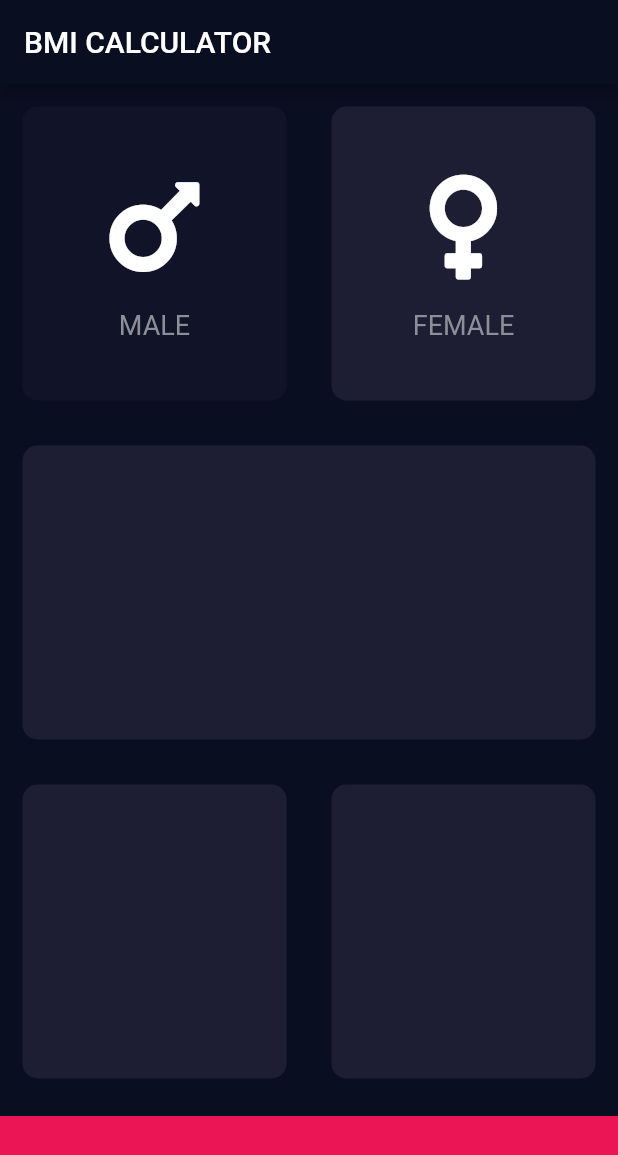
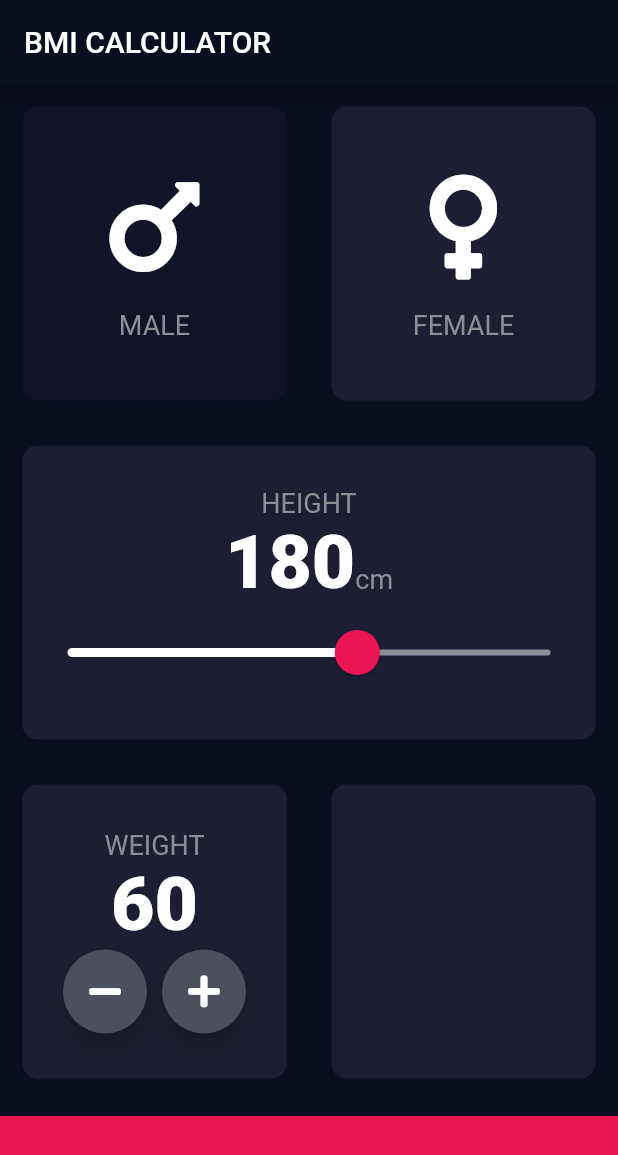
Before and after one commit to ElisAlvarez75/BMI-calculator-flutter, a Flutter app: the screen it shows after launch, after a tap on "FEMALE", on a phone screen of 412 x 824 dp. Shown: the top 1155 px of the screen. Run offline on Flutter 3.47's test engine with Material 2 defaults, Android fonts, the phone set to English and light mode, and no system bars; our stand-ins replace font_awesome_flutter.

Commit message:
Implementing buttons

```diff
--- /dev/null
+++ b/lib/constants.dart
@@ -0,0 +1,13 @@
+import 'package:flutter/material.dart';
+
+const kBottomContainerHeight = 80.0;
+const kActiveCardColour = Color(0xFF1D1E33);
+const kInactiveCardColour = Color(0xFF111328);
+const kBottomContainerColour = Color(0xFFEB1555);
+
+const kLabelTextStyle = TextStyle(
+  fontSize: 18.0,
+  color: Color(0xFF8D8E98),
+);
+
+const kNumberTextStyle = TextStyle(fontSize: 50.0, fontWeight: FontWeight.w900);
--- a/lib/icon_content.dart
+++ b/lib/icon_content.dart
@@ -1,9 +1,6 @@
 import 'package:flutter/material.dart';
 
-const labelTextStyle = TextStyle(
-  fontSize: 18.0,
-  color: Color(0xFF8D8E98),
-);
+import 'constants.dart';
 
 class IconContent extends StatelessWidget {
   IconContent({this.icon, this.label});
@@ -23,7 +20,7 @@ class IconContent extends StatelessWidget {
         SizedBox(
           height: 15.0,
         ),
-        Text(label, style: labelTextStyle),
+        Text(label, style: kLabelTextStyle),
       ],
     );
   }
--- a/lib/input_page.dart
+++ b/lib/input_page.dart
@@ -2,12 +2,8 @@ import 'package:bmi_calculator/reusable_card.dart';
 import 'package:flutter/material.dart';
 import 'package:font_awesome_flutter/font_awesome_flutter.dart';
 
+import 'constants.dart';
 import 'icon_content.dart';
-
-const bottomContainerHeight = 80.0;
-const activeCardColour = Color(0xFF1D1E33);
-const inactiveCardColour = Color(0xFF111328);
-const bottomContainerColour = Color(0xFFEB1555);
 
 enum Gender {
   male,
@@ -20,32 +16,9 @@ class InputPage extends StatefulWidget {
 }
 
 class _InputPageState extends State<InputPage> {
-  Color maleCardColour = inactiveCardColour;
-  Color femaleCardColour = inactiveCardColour;
-
-  void updateColour(Gender selectedGender) {
-    //Male card pressed
-    if (selectedGender == Gender.male) {
-      if (maleCardColour == inactiveCardColour) {
-        maleCardColour = activeCardColour;
-        femaleCardColour = inactiveCardColour;
-      } else {
-        maleCardColour = inactiveCardColour;
-      }
-    }
-
-    //Female card pressed
-
-    if (selectedGender == Gender.female) {
-      if (femaleCardColour == inactiveCardColour) {
-        femaleCardColour = activeCardColour;
-        maleCardColour = inactiveCardColour;
-      } else {
-        femaleCardColour = inactiveCardColour;
-      }
-    }
-  }
-
+  Gender selectedGender;
+  int height = 180;
+  int weight = 60;
   @override
   Widget build(BuildContext context) {
     return Scaffold(
@@ -53,39 +26,44 @@ class _InputPageState extends State<InputPage> {
         title: Text('BMI CALCULATOR'),
       ),
       body: Column(
+        crossAxisAlignment: CrossAxisAlignment.stretch,
         children: <Widget>[
           Expanded(
             child: Row(
               children: <Widget>[
                 Expanded(
-                  child: GestureDetector(
-                    onTap: () {
-                      setState(() {
-                        updateColour(Gender.male);
-                      });
+                  child: ReusableCard(
+                    onPress: () {
+                      setState(
+                        () {
+                          selectedGender = Gender.male;
                         },
-                    child: ReusableCard(
-                      colour: maleCardColour,
+                      );
+                    },
+                    colour: selectedGender == Gender.male
+                        ? kActiveCardColour
+                        : kInactiveCardColour,
                     cardChild: IconContent(
                       icon: FontAwesomeIcons.mars,
                       label: 'MALE',
                     ),
                   ),
                 ),
-                ),
                 Expanded(
-                  child: GestureDetector(
-                    onTap: () {
-                      setState(() {
-                        updateColour(Gender.female);
-                      });
+                  child: ReusableCard(
+                    onPress: () {
+                      setState(
+                        () {
+                          selectedGender = Gender.female;
                         },
-                    child: ReusableCard(
-                      colour: femaleCardColour,
+                      );
+                    },
+                    colour: selectedGender == Gender.female
+                        ? kActiveCardColour
+                        : kInactiveCardColour,
                     cardChild: IconContent(
                       icon: FontAwesomeIcons.venus,
                       label: 'FEMALE',
-                      ),
                     ),
                   ),
                 ),
@@ -94,7 +72,49 @@ class _InputPageState extends State<InputPage> {
           ),
           Expanded(
             child: ReusableCard(
-              colour: activeCardColour,
+              colour: kActiveCardColour,
+              cardChild: Column(
+                mainAxisAlignment: MainAxisAlignment.center,
+                children: [
+                  Text(
+                    'HEIGHT',
+                    style: kLabelTextStyle,
+                  ),
+                  Row(
+                    mainAxisAlignment: MainAxisAlignment.center,
+                    crossAxisAlignment: CrossAxisAlignment.baseline,
+                    textBaseline: TextBaseline.alphabetic,
+                    children: <Widget>[
+                      Text(height.toString(), style: kNumberTextStyle),
+                      Text(
+                        'cm',
+                        style: kLabelTextStyle,
+                      )
+                    ],
+                  ),
+                  SliderTheme(
+                    data: SliderTheme.of(context).copyWith(
+                      inactiveTrackColor: Color(0xFF8D8E98),
+                      activeTrackColor: Colors.white,
+                      thumbColor: Color(0xFFEB1555),
+                      overlayColor: Color(0x29EB1555),
+                      thumbShape:
+                          RoundSliderThumbShape(enabledThumbRadius: 15.0),
+                      overlayShape:
+                          RoundSliderOverlayShape(overlayRadius: 30.0),
+                    ),
+                    child: Slider(
+                        value: height.toDouble(),
+                        min: 120.0,
+                        max: 220.0,
+                        onChanged: (double newValue) {
+                          setState(() {
+                            height = newValue.round();
+                          });
+                        }),
+                  ),
+                ],
+              ),
             ),
           ),
           Expanded(
@@ -102,25 +122,67 @@ class _InputPageState extends State<InputPage> {
               children: <Widget>[
                 Expanded(
                   child: ReusableCard(
-                    colour: activeCardColour,
+                    cardChild: Column(
+                      mainAxisAlignment: MainAxisAlignment.center,
+                      children: [
+                        Text(
+                          'WEIGHT',
+                          style: kLabelTextStyle,
+                        ),
+                        Text(
+                          weight.toString(),
+                          style: kNumberTextStyle,
+                        ),
+                        Row(
+                          mainAxisAlignment: MainAxisAlignment.center,
+                          children: [
+                            RoundIconButton(
+                              icon: FontAwesomeIcons.minus,
+                            ),
+                            SizedBox(
+                              width: 10.0,
+                            ),
+                            RoundIconButton(
+                              icon: FontAwesomeIcons.plus,
+                            ),
+                          ],
+                        ),
+                      ],
+                    ),
+                    colour: kActiveCardColour,
                   ),
                 ),
                 Expanded(
                   child: ReusableCard(
-                    colour: activeCardColour,
+                    colour: kActiveCardColour,
                   ),
                 ),
               ],
             ),
           ),
           Container(
-            color: bottomContainerColour,
+            color: kBottomContainerColour,
             margin: EdgeInsets.only(top: 10.0),
             width: double.infinity,
-            height: bottomContainerHeight,
+            height: kBottomContainerHeight,
           )
         ],
       ),
     );
   }
 }
+
+class RoundIconButton extends StatelessWidget {
+  RoundIconButton({this.icon});
+  final IconData icon;
+  @override
+  Widget build(BuildContext context) {
+    return RawMaterialButton(
+        child: Icon(icon),
+        elevation: 6.0,
+        constraints: BoxConstraints.tightFor(width: 56.0, height: 56.0),
+        shape: CircleBorder(),
+        fillColor: Color(0xFF4C4F5E),
+        onPressed: () {});
+  }
+}
--- a/lib/reusable_card.dart
+++ b/lib/reusable_card.dart
@@ -1,19 +1,23 @@
 import 'package:flutter/material.dart';
 
 class ReusableCard extends StatelessWidget {
-  ReusableCard({@required this.colour, this.cardChild});
+  ReusableCard({@required this.colour, this.cardChild, this.onPress});
 
   final Color colour;
   final Widget cardChild;
+  final Function onPress;
 
   @override
   Widget build(BuildContext context) {
-    return Container(
-      child: cardChild,
-      margin: EdgeInsets.all(15.0),
-      decoration: BoxDecoration(
-        color: colour,
-        borderRadius: BorderRadius.circular(10.0),
+    return GestureDetector(
+      onTap: onPress,
+      child: Container(
+        child: cardChild,
+        margin: EdgeInsets.all(15.0),
+        decoration: BoxDecoration(
+          color: colour,
+          borderRadius: BorderRadius.circular(10.0),
+        ),
       ),
     );
   }
```
Also changed, not shown: 1 other file. Lines whose indentation alone changed are shown as unchanged.
